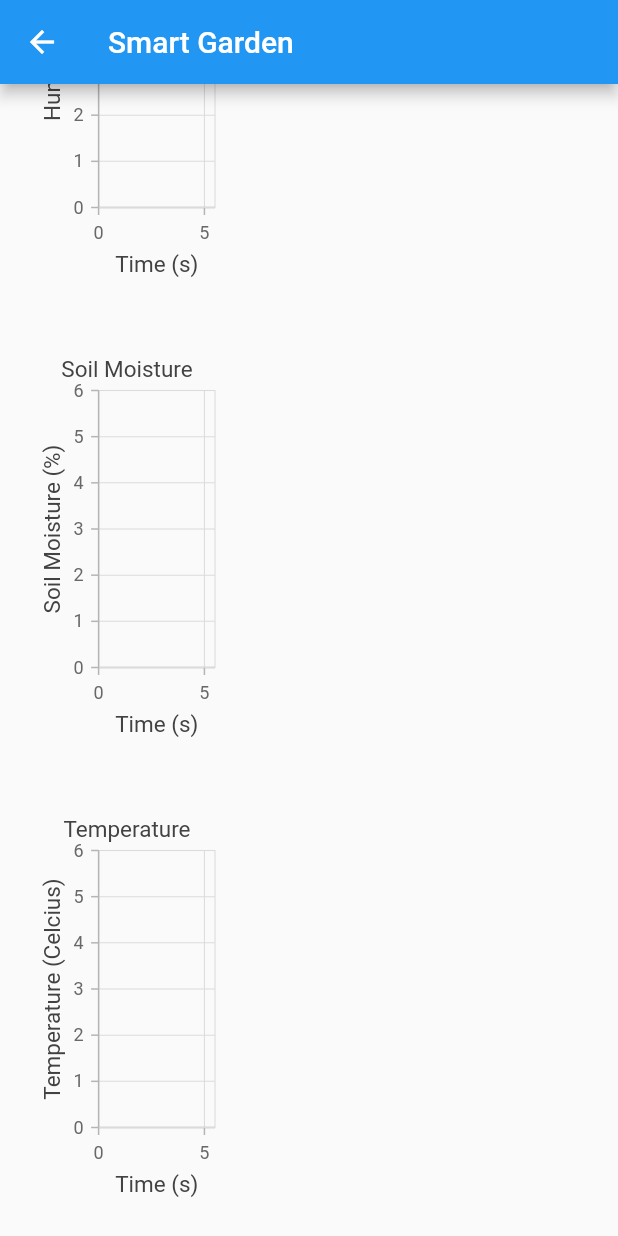
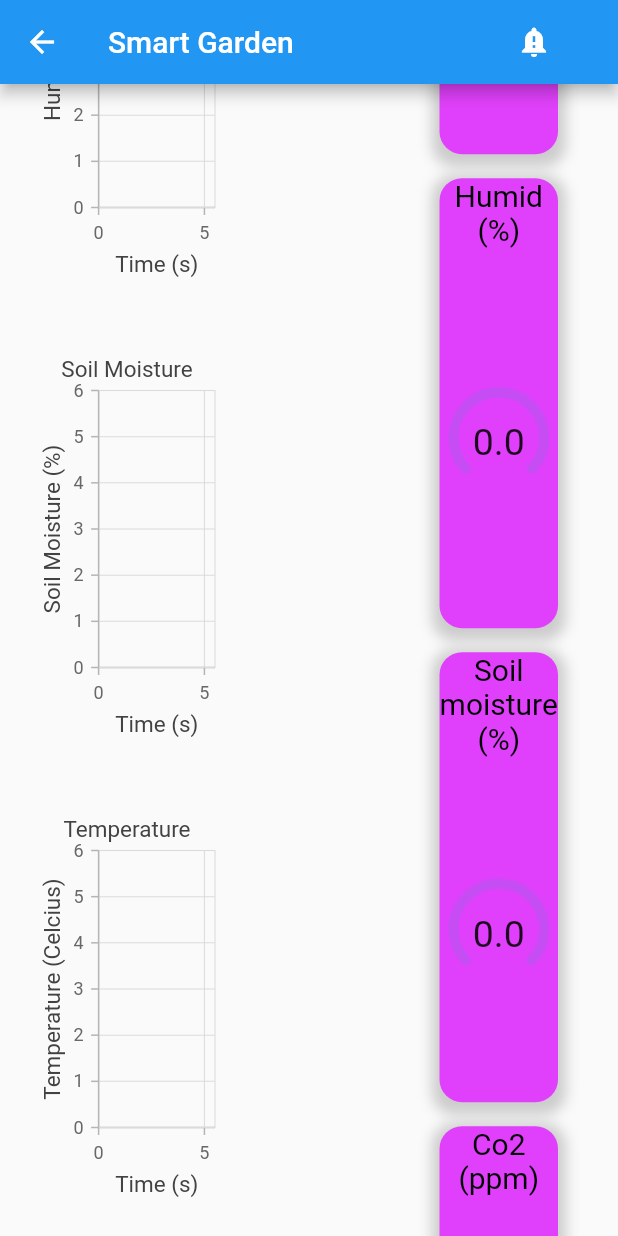
Before and after one commit to NamLH1310/Multidisciplinary-Project, a Flutter app: the HomeScreenWeb screen opened directly, scrolled down 458 dp, on a phone screen of 412 x 824 dp. Run offline on Flutter 3.47's test engine with Material 2 defaults, Android fonts, the phone set to English and light mode, and no system bars; drawn by our look-alikes of syncfusion_flutter_gauges; our stand-ins replace cloud_firestore, firebase_core, responsive_builder, syncfusion_flutter_charts; accounts and stored records are empty; generated files the repository leaves out were written again.

Commit message:
Add monitor widgets and notifications

```diff
--- a/lib/data/helper.dart
+++ b/lib/data/helper.dart
@@ -1,3 +1,5 @@
+import 'dart:collection';
+
 import 'package:cloud_firestore/cloud_firestore.dart';
 import 'package:flutter/material.dart';
 
@@ -5,10 +7,10 @@ import '../utils/global.dart';
 
 class CollectionRef {
   final String collectionName;
-  final int limit;
-  CollectionRef(this.collectionName, {this.limit = 10});
+  int counter = 0;
+  CollectionRef(this.collectionName);
 
-  Future<List<DataInput>> getData() async {
+  Future<List<DataInput>> getData({int limit = 20}) async {
     try {
       final collectionRef = firestore.collection(collectionName);
       final docSnapshots = await collectionRef
@@ -17,9 +19,15 @@ class CollectionRef {
           .get();
       final List<DataInput> data = [];
       for (int i = docSnapshots.docs.length - 1; i >= 0; i--) {
+        var Y = docSnapshots.docs[i].data()["value"];
+        var X = docSnapshots.docs[i].data()["createAt"];
+        if (X is Timestamp) {
+          X = X.seconds.toDouble();
+        }
         data.add(DataInput(
-            x: i.toDouble(),
-            y: (docSnapshots.docs[i].data()["value"] as int).toDouble()));
+          x: X,
+          y: (Y is String) ? double.parse(Y) : Y,
+        ));
       }
       return data;
     } on FirebaseException catch (error) {
@@ -29,9 +37,13 @@ class CollectionRef {
     }
     return [];
   }
+
+  Future<DataInput> getLatestData() async {
+    return (await getData(limit: 1))[0];
+  }
 }
 
-class DataInput {
+class DataInput extends LinkedListEntry<DataInput> {
   final double y;
   final double x;
 
--- a/lib/responsive/home_screen_mobile.dart
+++ b/lib/responsive/home_screen_mobile.dart
@@ -1,5 +1,6 @@
 import 'package:flutter/material.dart';
 import '../shared/menu_drawer.dart';
+import '../widgets/device_progress_bar.dart';
 import '../widgets/graph.dart';
 
 class HomeScreenMobile extends StatefulWidget {
@@ -44,6 +45,15 @@ class _HomeScreenMobileState extends State<HomeScreenMobile> {
           dataName: "Temperature",
           collectionName: "temperature_data",
         )),
+        const DeviceProgressBar(
+          min: 0,
+          max: 100,
+          collectionName: "",
+          thresholds: [
+            40,
+            60,
+          ],
+        ),
       ],
     );
   }
--- a/lib/responsive/home_screen_web.dart
+++ b/lib/responsive/home_screen_web.dart
@@ -1,6 +1,8 @@
 import 'package:flutter/material.dart';
+import 'package:multidisciplinary_project_se/widgets/notification.dart';
 import '../widgets/device_controller.dart';
 import '../widgets/graph.dart';
+import '../widgets/device_progress_bar.dart';
 
 class HomeScreenWeb extends StatefulWidget {
   const HomeScreenWeb({Key? key}) : super(key: key);
@@ -13,14 +15,19 @@ class _HomeScreenWebState extends State<HomeScreenWeb> {
   @override
   Widget build(BuildContext context) {
     return Scaffold(
-      appBar: AppBar(title: const Text("Smart Garden")),
+      appBar: AppBar(
+        title: const Text("Smart Garden"),
+        actions: const [
+          DashBoardNotification(),
+        ],
+      ),
       body: SingleChildScrollView(
-        child: graphListColumn(),
+        child: dashBoard(),
       ),
     );
   }
 
-  Widget graphListColumn() {
+  Widget dashBoard() {
     Size size = MediaQuery.of(context).size;
     return Padding(
       padding: const EdgeInsets.only(right: 32.0),
@@ -57,7 +64,9 @@ class _HomeScreenWebState extends State<HomeScreenWeb> {
           ),
           Expanded(
             flex: 2,
-            child: Container(
+            child: Wrap(
+              children: [
+                Container(
                   margin: const EdgeInsets.only(top: 32.0),
                   decoration: BoxDecoration(
                     color: const Color.fromARGB(255, 30, 194, 235),
@@ -67,14 +76,43 @@ class _HomeScreenWebState extends State<HomeScreenWeb> {
                         color: Colors.grey.withOpacity(0.5),
                         spreadRadius: 5,
                         blurRadius: 7,
-                    offset: const Offset(0, 3), // changes position of shadow
+                        offset:
+                            const Offset(0, 3), // changes position of shadow
                       ),
                     ],
                   ),
                   child: SizedBox(
-                height: size.height / 3.0,
+                    height: size.height / 5.0,
                     child: const DeviceSwitchList(),
                   ),
+                ),
+                const DeviceProgressBar(
+                  thresholds: [50, 70],
+                  collectionName: "temperature_data",
+                  deviceName: "Temperature",
+                  unit: "\u2103",
+                ),
+                const DeviceProgressBar(
+                  thresholds: [50, 70],
+                  collectionName: "humid_data",
+                  deviceName: "Humid",
+                ),
+                const DeviceProgressBar(
+                  thresholds: [280, 290],
+                  min: 0,
+                  max: 300,
+                  collectionName: "soil_moisture_data",
+                  deviceName: "Soil moisture",
+                ),
+                const DeviceProgressBar(
+                  thresholds: [400, 700],
+                  min: 0,
+                  max: 1000,
+                  collectionName: "co2_data",
+                  unit: "ppm",
+                  deviceName: "Co2",
+                ),
+              ],
             ),
           ),
         ],
--- a/lib/widgets/device_controller.dart
+++ b/lib/widgets/device_controller.dart
@@ -38,6 +38,10 @@ class _DeviceSwitchListState extends State<DeviceSwitchList> {
         sensorSwitchButton(
           collectionName: "sensors",
           documentName: "led",
+        ),
+        sensorSwitchButton(
+          collectionName: "sensors",
+          documentName: "auto",
         ),
       ],
     );
--- /dev/null
+++ b/lib/widgets/device_progress_bar.dart
@@ -0,0 +1,148 @@
+import 'dart:async';
+import 'dart:core';
+import 'package:multidisciplinary_project_se/utils/global.dart';
+import 'package:syncfusion_flutter_gauges/gauges.dart';
+import 'package:flutter/material.dart';
+import '../data/helper.dart';
+
+class DeviceProgressBar extends StatefulWidget {
+  final String? deviceName;
+  final String collectionName;
+  final String? unit;
+  final double? min;
+  final double? max;
+  final List<double>? thresholds;
+  const DeviceProgressBar(
+      {Key? key,
+      this.min,
+      this.max,
+      this.thresholds,
+      required this.collectionName,
+      this.deviceName,
+      this.unit})
+      : super(key: key);
+
+  @override
+  State<DeviceProgressBar> createState() => _DeviceProgressBarState();
+}
+
+class _DeviceProgressBarState extends State<DeviceProgressBar> {
+  double progressValue = 0.0;
+  Color pointerColor = Colors.lightBlue;
+  late Timer _timer;
+
+  @override
+  void initState() {
+    progressValueListener();
+    super.initState();
+  }
+
+  @override
+  Widget build(BuildContext context) {
+    return Container(
+      width: 200,
+      height: 300,
+      margin: const EdgeInsets.all(8.0),
+      decoration: BoxDecoration(
+        color: Colors.purpleAccent,
+        borderRadius: BorderRadius.circular(15.0),
+        boxShadow: [
+          BoxShadow(
+            color: Colors.grey.withOpacity(0.5),
+            spreadRadius: 5,
+            blurRadius: 7,
+            offset: const Offset(0, 3), // changes position of shadow
+          ),
+        ],
+      ),
+      child: SfRadialGauge(
+        title: GaugeTitle(
+            text: (widget.deviceName ?? widget.collectionName) +
+                " (${widget.unit ?? '%'})",
+            textStyle: const TextStyle(
+              fontSize: 20,
+            )),
+        axes: <RadialAxis>[
+          RadialAxis(
+            minimum: widget.min ?? 0,
+            maximum: widget.max ?? 100,
+            radiusFactor: 0.85,
+            showLabels: false,
+            showTicks: false,
+            axisLineStyle: const AxisLineStyle(
+              color: Color.fromARGB(30, 0, 169, 181),
+              cornerStyle: CornerStyle.bothCurve,
+              thickness: 0.2,
+              thicknessUnit: GaugeSizeUnit.factor,
+            ),
+            pointers: <RangePointer>[
+              RangePointer(
+                color: pointerColor,
+                value: progressValue,
+                cornerStyle: CornerStyle.bothCurve,
+                width: 0.2,
+                sizeUnit: GaugeSizeUnit.factor,
+                enableAnimation: true,
+                animationDuration: 100,
+                animationType: AnimationType.linear,
+              ),
+            ],
+            annotations: <GaugeAnnotation>[
+              GaugeAnnotation(
+                positionFactor: 0.1,
+                angle: 90,
+                widget: Text(
+                  "$progressValue",
+                  style: const TextStyle(fontSize: 25),
+                ),
+              ),
+            ],
+          )
+        ],
+      ),
+    );
+  }
+
+  progressValueListener() {
+    startTimer();
+    firestore.collection(widget.collectionName).snapshots().listen((event) {
+      _timer.cancel();
+      getProgressValue();
+      startTimer();
+    });
+  }
+
+  startTimer() {
+    _timer = Timer.periodic(const Duration(seconds: 20), (timer) {
+      debugPrint("${widget.collectionName}: Timer cancel");
+      firestore.collection("notifications").add({
+        "message": widget.collectionName + " has stop working",
+        "createAt": DateTime.now(),
+      });
+      timer.cancel();
+    });
+  }
+
+  Future<void> getProgressValue() async {
+    try {
+      final value = await CollectionRef(widget.collectionName).getLatestData();
+      progressValue = value.y;
+      pointerColor = getColor();
+      setState(() {});
+    } catch (error) {
+      debugPrint("$error");
+    }
+  }
+
+  Color getColor() {
+    if (widget.thresholds == null) {
+      return Colors.lightBlue;
+    }
+    if (progressValue <= widget.thresholds![0]) {
+      return Colors.lightBlue;
+    } else if (progressValue <= widget.thresholds![1]) {
+      return Colors.orange;
+    }
+    return Colors.redAccent;
+  }
+}
--- a/lib/widgets/graph.dart
+++ b/lib/widgets/graph.dart
@@ -1,3 +1,5 @@
+import 'dart:collection';
+
 import 'package:flutter/material.dart';
 import 'package:syncfusion_flutter_charts/charts.dart';
 import 'package:intl/intl.dart';
@@ -20,12 +22,10 @@ class GraphDisplay extends StatefulWidget {
 
 class _GraphDisplayState extends State<GraphDisplay> {
   _GraphDisplayState() : super();
-
-  List<DataInput> _chartData = [];
+  final _chartData = LinkedList<DataInput>();
 
   @override
   void initState() {
-    // getData();
     checkForChanges();
     super.initState();
   }
@@ -39,7 +39,7 @@ class _GraphDisplayState extends State<GraphDisplay> {
       ),
       series: <ChartSeries>[
         LineSeries<DataInput, double>(
-          dataSource: _chartData,
+          dataSource: _chartData.toList(),
           xValueMapper: (DataInput data, _) => data.x,
           yValueMapper: (DataInput data, _) => data.y,
         )
@@ -59,19 +59,25 @@ class _GraphDisplayState extends State<GraphDisplay> {
 
   getData() async {
     try {
-      _chartData =
-          await CollectionRef(widget.collectionName, limit: 20).getData();
+      var datas = await CollectionRef(widget.collectionName).getData(limit: 20);
+      _chartData.clear();
+      _chartData.addAll(datas);
       setState(() {});
     } catch (error) {
       debugPrint("$error");
     }
   }
 
-  checkForChanges() async {
+  checkForChanges() {
     firestore.collection(widget.collectionName).snapshots().listen(
-      (event) {
+      (event) async {
         debugPrint("${widget.collectionName} has changed");
         getData();
+        // final latestData =
+        //     await CollectionRef(widget.collectionName).getLatestData();
+        // _chartData.remove(_chartData.last);
+        // _chartData.addFirst(latestData);
+        setState(() {});
       },
     );
   }
--- /dev/null
+++ b/lib/widgets/notification.dart
@@ -0,0 +1,65 @@
+import 'package:flutter/material.dart';
+import 'package:multidisciplinary_project_se/utils/global.dart';
+
+class DashBoardNotification extends StatefulWidget {
+  const DashBoardNotification({Key? key}) : super(key: key);
+
+  @override
+  State<DashBoardNotification> createState() => _DashBoardNotificationState();
+}
+
+class _DashBoardNotificationState extends State<DashBoardNotification> {
+  List<String> messageList = [];
+  bool hasNewMsg = false;
+  @override
+  void initState() {
+    firestore.collection("notifications").get().then(
+          (value) => {
+            for (var ds in value.docs) {ds.reference.delete()}
+          },
+        );
+    firestore
+        .collection("notifications")
+        .orderBy('createAt', descending: true)
+        .limit(4)
+        .snapshots()
+        .listen((event) {
+      hasNewMsg = true;
+      for (var doc in event.docs) {
+        messageList.add(doc.data()["message"]);
+      }
+      setState(() {});
+    });
+    super.initState();
+  }
+
+  @override
+  Widget build(BuildContext context) {
+    return Padding(
+      padding: const EdgeInsets.only(right: 32),
+      child: PopupMenuButton(
+        itemBuilder: (context) {
+          return getMessageList();
+        },
+        icon: Icon(
+          hasNewMsg ? Icons.notification_important : Icons.notifications,
+        ),
+        onCanceled: () {
+          messageList.clear();
+          setState(() {});
+        },
+      ),
+    );
+  }
+
+  List<PopupMenuItem<int>> getMessageList() {
+    List<PopupMenuItem<int>> widgetList = [];
+    for (var i = 0; i < messageList.length; i++) {
+      widgetList.add(PopupMenuItem(
+        child: Text(messageList[i]),
+        value: i,
+      ));
+    }
+    return widgetList;
+  }
+}
--- a/pubspec.yaml
+++ b/pubspec.yaml
@@ -36,7 +36,7 @@ dependencies:
   syncfusion_flutter_charts: ^20.1.47
   # rolling_switch: ^0.0.2
   responsive_builder: ^0.4.2
-
+  syncfusion_flutter_gauges: ^20.1.50
   # The following adds the Cupertino Icons font to your application.
   # Use with the CupertinoIcons class for iOS style icons.
 
```
Also changed, not shown: pubspec.lock, 2 other files. Lines whose indentation alone changed are shown as unchanged.
